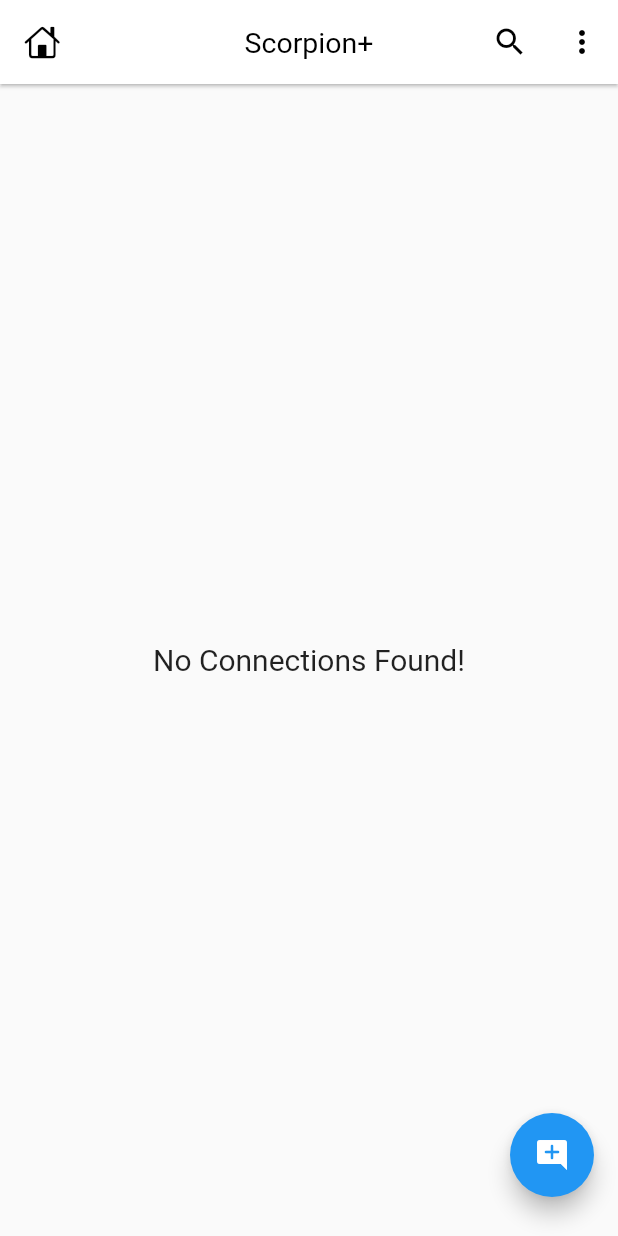
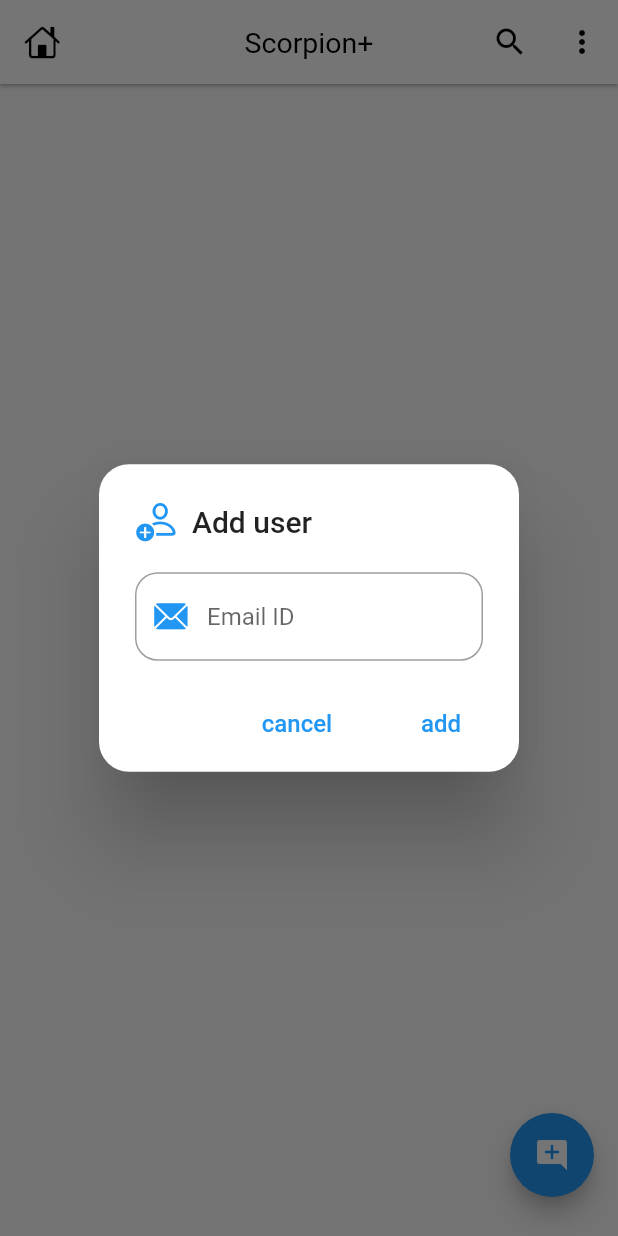
Before and after one commit to osamaOmrann/Scorpion-, a Flutter app: the HomeScreen screen opened directly, after a tap on the "add comment" icon, on a phone screen of 412 x 824 dp. Run offline on Flutter 3.47's test engine with Material 2 defaults, Android fonts, the phone set to English and light mode, and no system bars; our stand-ins replace cached_network_image, cloud_firestore, emoji_picker_flutter, firebase_auth, firebase_core, firebase_messaging and 5 more; missing offline and left inert: flutter_notification_channel; accounts and stored records are empty; network calls fail.

Commit message:
Edit Message ✔ Show Friends Only ✔

```diff
--- a/lib/api/apis.dart
+++ b/lib/api/apis.dart
@@ -73,6 +73,26 @@ class APIs {
     return (await firestore.collection('users').doc(user.uid).get()).exists;
   }
 
+  static Future<bool> addChatUser(String email) async {
+    final data = await firestore
+        .collection('users')
+        .where('email', isEqualTo: email)
+        .get();
+    log('data: ${data.docs}');
+    if (data.docs.isNotEmpty && data.docs.first.id != user.uid) {
+      log('user exists: ${data.docs.first.data()}');
+      firestore
+          .collection('users')
+          .doc(user.uid)
+          .collection('my_users')
+          .doc(data.docs.first.id)
+          .set({});
+      return true;
+    } else {
+      return false;
+    }
+  }
+
   static Future<void> getSelfInfo() async {
     await firestore.collection('users').doc(user.uid).get().then((user) async {
       if (user.exists) {
@@ -104,11 +124,32 @@ class APIs {
         .set(chatUser.toJson());
   }
 
-  static Stream<QuerySnapshot<Map<String, dynamic>>> getAllUsers() {
+  static Stream<QuerySnapshot<Map<String, dynamic>>> getMyUsersIDs() {
     return firestore
         .collection('users')
-        .where('id', isNotEqualTo: user.uid)
+        .doc(user.uid)
+        .collection('my_users')
         .snapshots();
+  }
+
+  static Stream<QuerySnapshot<Map<String, dynamic>>> getAllUsers(
+      List<String> usersIDs) {
+    log('\nUsers IDs: $usersIDs');
+    return firestore
+        .collection('users')
+        .where('id', whereIn: usersIDs)
+        // .where('id', isNotEqualTo: user.uid)
+        .snapshots();
+  }
+
+  static Future<void> sendFirstMessage(
+      ChatUser chatUser, String msg, Type type) async {
+    await firestore
+        .collection('users')
+        .doc(chatUser.id)
+        .collection('my_users')
+        .doc(user.uid)
+        .set({}).then((value) => sendMessage(chatUser, msg, type));
   }
 
   static Future<void> updateUserInfo() async {
@@ -217,4 +258,11 @@ class APIs {
     if (message.type == Type.image)
       await storage.refFromURL(message.msg).delete();
   }
+
+  static Future<void> updateMessage(Message message, String updatedMsg) async {
+    await firestore
+        .collection('chats/${getConversationID(message.toId)}/messages/')
+        .doc(message.sent)
+        .update({'msg': updatedMsg});
+  }
 }
--- a/lib/screens/chat_screen.dart
+++ b/lib/screens/chat_screen.dart
@@ -285,8 +285,14 @@ class _ChatScreenState extends State<ChatScreen> {
             minWidth: 0,
             onPressed: () {
               if (_textController.text.isNotEmpty) {
-                APIs.sendMessage(widget.user, _textController.text, Type.text);
-                _textController.text = '';
+                if (_list.isEmpty) {
+                  APIs.sendFirstMessage(
+                      widget.user, _textController.text, Type.text);
+                } else {
+                  APIs.sendMessage(
+                      widget.user, _textController.text, Type.text);
+                  _textController.text = '';
+                }
               }
             },
             shape: CircleBorder(),
--- a/lib/screens/home_screen.dart
+++ b/lib/screens/home_screen.dart
@@ -3,8 +3,8 @@ import 'dart:developer';
 import 'package:flutter/cupertino.dart';
 import 'package:flutter/material.dart';
 import 'package:flutter/services.dart';
-import 'package:google_sign_in/google_sign_in.dart';
 import 'package:scorpion_plus/api/apis.dart';
+import 'package:scorpion_plus/helper/dialogs.dart';
 import 'package:scorpion_plus/main.dart';
 import 'package:scorpion_plus/models/chat_user.dart';
 import 'package:scorpion_plus/screens/profile_screen.dart';
@@ -99,15 +99,26 @@ class _HomeScreenState extends State<HomeScreen> {
           floatingActionButton: Padding(
             padding: const EdgeInsets.only(bottom: 10),
             child: FloatingActionButton(
-              onPressed: () async {
-                await APIs.auth.signOut();
-                await GoogleSignIn().signOut();
+              onPressed: () {
+                _addScorpionDialog();
               },
               child: Icon(Icons.add_comment_rounded),
             ),
           ),
           body: StreamBuilder(
-            stream: APIs.getAllUsers(),
+            stream: APIs.getMyUsersIDs(),
+            builder: (context, snapshot) {
+              switch (snapshot.connectionState) {
+                case ConnectionState.waiting:
+                case ConnectionState.none:
+                  return Center(
+                    child: CircularProgressIndicator(),
+                  );
+                case ConnectionState.active:
+                case ConnectionState.done:
+                  return StreamBuilder(
+                    stream: APIs.getAllUsers(
+                        snapshot.data?.docs.map((e) => e.id).toList() ?? []),
                     builder: (context, snapshot) {
                       switch (snapshot.connectionState) {
                         case ConnectionState.waiting:
@@ -118,13 +129,15 @@ class _HomeScreenState extends State<HomeScreen> {
                         case ConnectionState.active:
                         case ConnectionState.done:
                           final data = snapshot.data?.docs;
-                  _list =
-                      data?.map((e) => ChatUser.fromJson(e.data())).toList() ??
+                          _list = data
+                                  ?.map((e) => ChatUser.fromJson(e.data()))
+                                  .toList() ??
                               [];
                           if (_list.isNotEmpty) {
                             return ListView.builder(
-                        itemCount:
-                        _isSearching ? _searchList.length : _list.length,
+                                itemCount: _isSearching
+                                    ? _searchList.length
+                                    : _list.length,
                                 padding: EdgeInsets.only(top: mq.height * .01),
                                 physics: BouncingScrollPhysics(),
                                 itemBuilder: (context, index) {
@@ -144,9 +157,70 @@ class _HomeScreenState extends State<HomeScreen> {
                           }
                       }
                     },
+                  );
+              }
+            },
           ),
         ),
       ),
     );
   }
+
+  void _addScorpionDialog() {
+    String email = '';
+    showDialog(
+      context: context,
+      builder: (_) => AlertDialog(
+        contentPadding:
+            EdgeInsets.only(left: 24, right: 24, top: 20, bottom: 10),
+        shape: RoundedRectangleBorder(borderRadius: BorderRadius.circular(20)),
+        title: Row(children: [
+          Icon(
+            CupertinoIcons.person_add,
+            color: Colors.blue,
+            size: 28,
+          ),
+          Text('  Add user')
+        ]),
+        content: TextFormField(
+          maxLines: null,
+          onChanged: (value) => email = value,
+          decoration: InputDecoration(
+              hintText: 'Email ID',
+              prefixIcon: Icon(
+                CupertinoIcons.mail_solid,
+                color: Colors.blue,
+              ),
+              border:
+                  OutlineInputBorder(borderRadius: BorderRadius.circular(15))),
+        ),
+        actions: [
+          MaterialButton(
+            onPressed: () {
+              Navigator.pop(context);
+            },
+            child: Text(
+              'cancel',
+              style: TextStyle(color: Colors.blue, fontSize: 16),
+            ),
+          ),
+          MaterialButton(
+            onPressed: () async {
+              Navigator.pop(context);
+              if (email.isNotEmpty)
+                await APIs.addChatUser(email).then((value) {
+                  if (!value)
+                    Dialogs.showSnackbar(
+                        context, 'There is no users with this e-mail');
+                });
+            },
+            child: Text(
+              'add',
+              style: TextStyle(color: Colors.blue, fontSize: 16),
+            ),
+          ),
+        ],
+      ),
+    );
   }
+}
```
Also changed, not shown: lib/widgets/message_card.dart (+53 -1 lines). Lines whose indentation alone changed are shown as unchanged.
